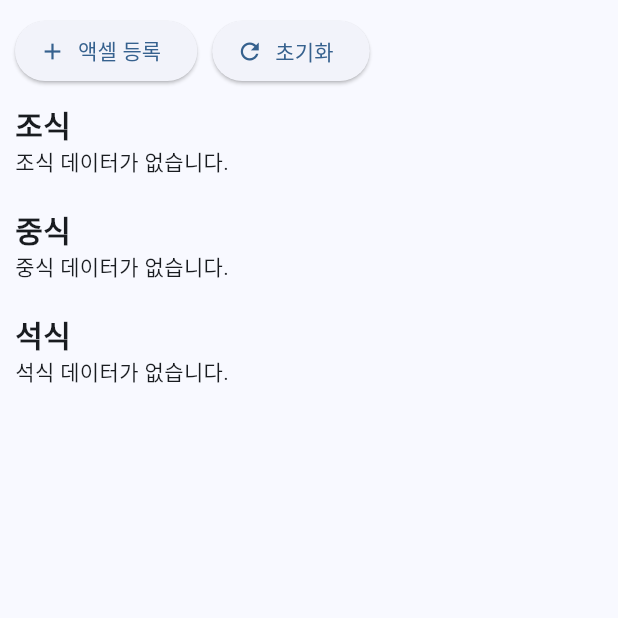
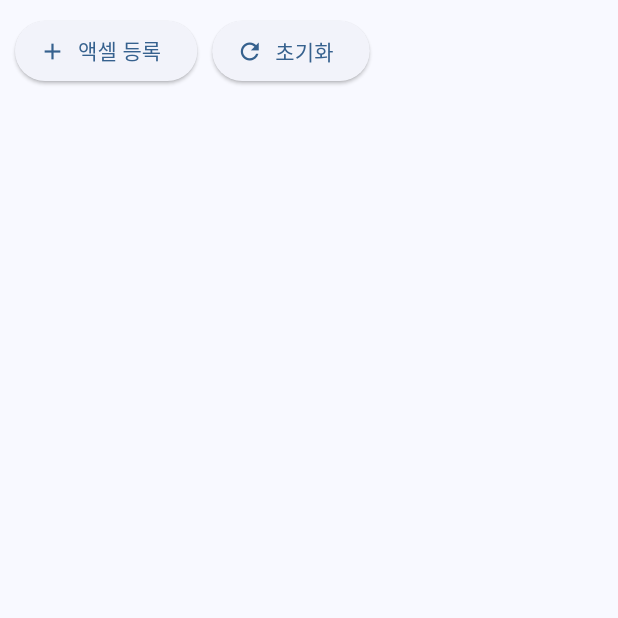
Before and after one commit to have-a-meal/window_admin_have_a_meal, a Flutter app: the MenuInsertScreen screen opened directly, after a tap on "액셀 등록", on a phone screen of 412 x 824 dp, the top half of it. Run offline on Flutter 3.47's test engine with Material 3 defaults, Android fonts, the phone set to English and light mode, and no system bars; our stand-ins replace easy_sidemenu, file_picker, gap, go_router; missing offline and left inert: spreadsheet_decoder.

Commit message:
excel 등록 화면의 테이블 수정

```diff
--- a/lib/features/menu_insert/menu_insert_screen_test.dart
+++ b/lib/features/menu_insert/menu_insert_screen_test.dart
@@ -15,72 +15,10 @@ class MenuInsertScreen extends StatefulWidget {
 }
 
 class _MenuInsertScreenState extends State<MenuInsertScreen> {
-  Map<String, Map<String, List<MenuModel>>> _meals = {
-    "조식": {
-      "A": [],
-      "B": [],
-      "C": [],
-    },
-    "중식": {
-      "A": [],
-      "B": [],
-      "C": [],
-    },
-    "석식": {
-      "A": [],
-      "B": [],
-      "C": [],
-    },
-  };
-
-  // Future<void> readExcel() async {
-  //   FilePickerResult? result = await FilePicker.platform.pickFiles(
-  //     type: FileType.custom,
-  //     allowedExtensions: ['xlsx'],
-  //     allowMultiple: false,
-  //   );
-
-  //   if (result != null) {
-  //     File file = File(result.files.single.path!);
-  //     final bytes = file.readAsBytesSync();
-  //     final decoder = SpreadsheetDecoder.decodeBytes(bytes);
-
-  //     String sheetName;
-  //     for (var table in decoder.tables.keys) {
-  //       print('Sheet: $table');
-  //       sheetName = table;
-  //       for (var row in decoder.tables[table]!.rows) {
-  //         for (var column = 1; column < decoder.tables[table]!.rows.length; column++) {
-  //           print('$row');
-  //           // _meals 변수에 데이터 저장
-  //         }
-  //       }
-  //     }
-  //   } else {
-  //     // 사용자가 파일 선택을 취소했을 때의 처리
-  //     print('파일 선택이 취소되었습니다.');
-  //   }
-  //   setState(() {});
-  // }
+  Map<String, Map<String, List<MenuModel>>> _meals = {};
 
   Future<void> _readExcel() async {
-    _meals = {
-      "조식": {
-        "A": [],
-        "B": [],
-        "C": [],
-      },
-      "중식": {
-        "A": [],
-        "B": [],
-        "C": [],
-      },
-      "석식": {
-        "A": [],
-        "B": [],
-        "C": [],
-      },
-    };
+    _meals = {};
 
     FilePickerResult? result = await FilePicker.platform.pickFiles(
       type: FileType.custom,
@@ -104,14 +42,27 @@ class _MenuInsertScreenState extends State<MenuInsertScreen> {
               if (cellData != null && cellData != "null") {
                 var dateCell = table.rows[0][columnIndex];
                 var dateParts = dateCell.split(' ');
-                var date = DateTime(
-                    2024,
-                    int.parse(dateParts[0].substring(0, 2)),
-                    int.parse(dateParts[0].substring(3, 5)));
+                var year = DateTime.now().year; // 현재의 해를 가져옵니다.
+                var dateString =
+                    "$year-${dateParts[0].substring(0, 2)}-${dateParts[0].substring(3, 5)}";
+
                 var menuList = cellData.split('\n');
                 MenuModel menuModel = MenuModel(
-                    date: date, courseName: courseType, menuList: menuList);
-                _meals[sheetName]![courseType]!.add(menuModel);
+                  date: DateTime(year, int.parse(dateParts[0].substring(0, 2)),
+                      int.parse(dateParts[0].substring(3, 5))),
+                  menuTime: sheetName,
+                  menuCourse: courseType,
+                  menuList: menuList,
+                );
+
+                _meals.putIfAbsent(
+                    dateString,
+                    () => {
+                          "조식": [],
+                          "중식": [],
+                          "석식": [],
+                        });
+                _meals[dateString]![courseType]!.add(menuModel);
               }
             }
           }
@@ -165,7 +116,7 @@ class _MenuInsertScreenState extends State<MenuInsertScreen> {
                     icon: const Icon(Icons.add),
                     label: const Text("액셀 등록"),
                   ),
-                  const Gap(10),
+                  const SizedBox(width: 10),
                   ElevatedButton.icon(
                     onPressed: _refreshExcel,
                     icon: const Icon(Icons.refresh),
@@ -173,33 +124,8 @@ class _MenuInsertScreenState extends State<MenuInsertScreen> {
                   ),
                 ],
               ),
-              const Gap(10),
-              const Text(
-                '조식',
-                style: TextStyle(
-                  fontSize: 20,
-                  fontWeight: FontWeight.bold,
-                ),
-              ),
-              _buildMealTable('조식'),
-              const SizedBox(height: 20),
-              const Text(
-                '중식',
-                style: TextStyle(
-                  fontSize: 20,
-                  fontWeight: FontWeight.bold,
-                ),
-              ),
-              _buildMealTable('중식'),
-              const SizedBox(height: 20),
-              const Text(
-                '석식',
-                style: TextStyle(
-                  fontSize: 20,
-                  fontWeight: FontWeight.bold,
-                ),
-              ),
-              _buildMealTable('석식'),
+              const SizedBox(height: 10),
+              ..._buildMealTables(),
             ],
           ),
         ),
@@ -207,43 +133,60 @@ class _MenuInsertScreenState extends State<MenuInsertScreen> {
     );
   }
 
-  Widget _buildMealTable(String mealType) {
-    // 해당 식사 타입에 대한 데이터가 비어있는지 확인합니다.
-    bool isEmpty = true;
-    _meals[mealType]?.forEach((key, value) {
-      if (value.isNotEmpty) {
-        isEmpty = false;
-      }
+  List<Widget> _buildMealTables() {
+    List<Widget> mealTables = [];
+
+    _meals.forEach((date, meals) {
+      mealTables.add(
+        Text(
+          date,
+          style: const TextStyle(
+            fontSize: 20,
+            fontWeight: FontWeight.bold,
+          ),
+        ),
+      );
+
+      mealTables.add(_buildMealTable(meals, date));
     });
 
-    if (isEmpty) {
-      return Text('$mealType 데이터가 없습니다.');
+    return mealTables;
   }
 
-    // 데이터가 있는 경우, DataTable을 생성합니다.
-    return DataTable(
+  Widget _buildMealTable(Map<String, List<MenuModel>> meals, String date) {
+    return Column(
+      children: meals.entries.map((entry) {
+        String mealType = entry.key;
+        List<MenuModel> menuModels = entry.value;
+
+        return Column(
+          crossAxisAlignment: CrossAxisAlignment.start,
+          children: [
+            Text(
+              mealType,
+              style: const TextStyle(
+                fontSize: 18,
+                fontWeight: FontWeight.bold,
+              ),
+            ),
+            DataTable(
               border: TableBorder.all(color: Colors.grey),
-      headingRowColor:
-          MaterialStateColor.resolveWith((states) => Colors.grey.shade300),
+              headingRowColor: MaterialStateColor.resolveWith(
+                  (states) => Colors.grey.shade300),
               columns: const <DataColumn>[
-        DataColumn(label: Text('날짜')),
+                DataColumn(label: Text('시간')),
                 DataColumn(label: Text('코스')),
                 DataColumn(label: Text('메뉴')),
               ],
-      rows: _meals[mealType]!
-          .entries
-          .expand(
-            (entry) => entry.value.map(
+              rows: menuModels
+                  .map(
                     (menuModel) => DataRow(
                       cells: <DataCell>[
                         DataCell(
-                    Text(
-                      DateFormat('yyyy-MM-dd(E)', 'ko_KR')
-                          .format(menuModel.date),
-                    ),
+                          Text(menuModel.menuTime),
                         ),
                         DataCell(
-                    Text(menuModel.courseName),
+                          Text(menuModel.menuCourse),
                         ),
                         DataCell(
                           Text(
@@ -252,9 +195,12 @@ class _MenuInsertScreenState extends State<MenuInsertScreen> {
                         ),
                       ],
                     ),
-            ),
                   )
                   .toList(),
+            ),
+          ],
+        );
+      }).toList(),
     );
   }
 }
--- a/lib/models/menu_model.dart
+++ b/lib/models/menu_model.dart
@@ -1,11 +1,13 @@
 class MenuModel {
   DateTime date;
-  String courseName;
+  String menuTime;
+  String menuCourse;
   List<String> menuList;
 
   MenuModel({
     required this.date,
-    required this.courseName,
+    required this.menuTime,
+    required this.menuCourse,
     required this.menuList,
   });
 }
```
Lines whose indentation alone changed are shown as unchanged.
